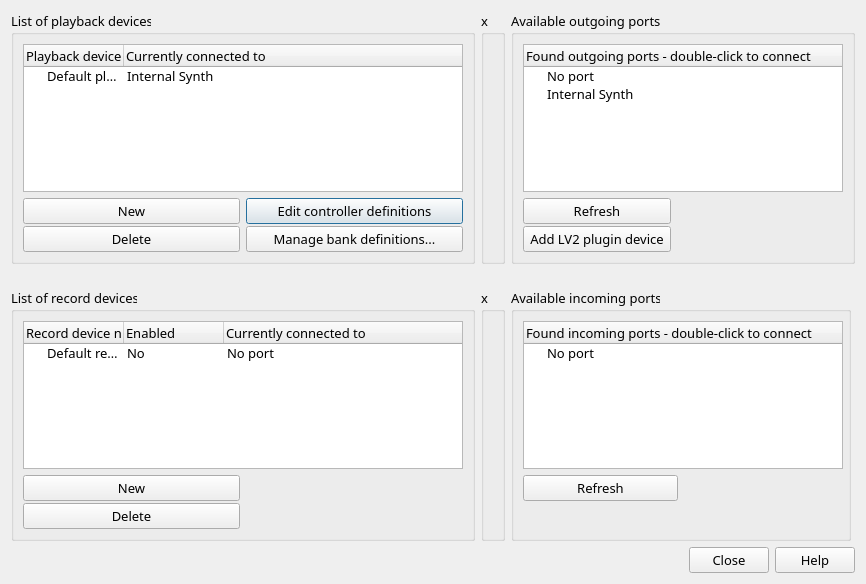
Before: the Qt Designer form src/gui/ui/DevicesManagerNewUi.ui in nengxu/rosegarden, drawn with Qt 5.
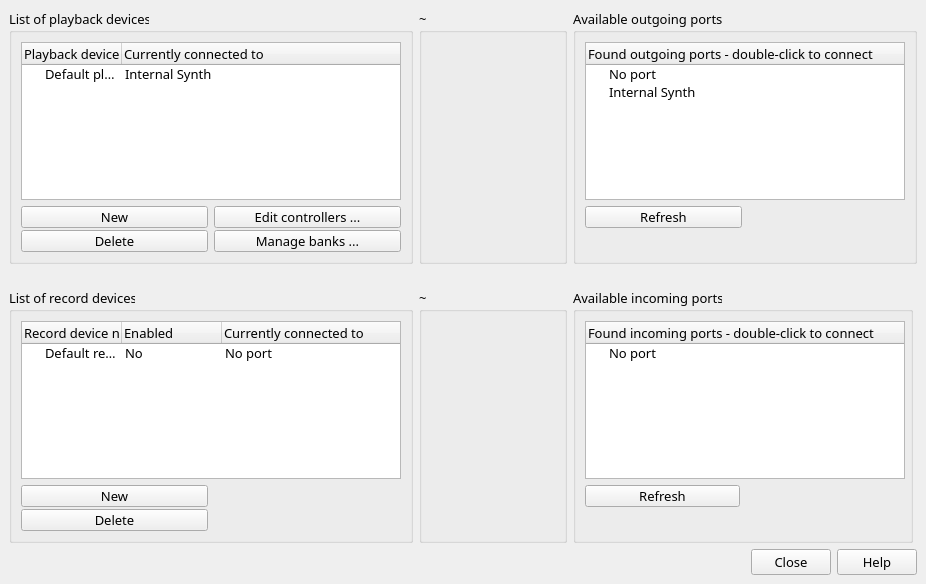
After: the same form once the commit is applied. Icons and pictures are not drawn.

```diff
--- a/src/gui/ui/DevicesManagerNewUi.ui
+++ b/src/gui/ui/DevicesManagerNewUi.ui
@@ -1,12 +1,12 @@
 <ui version="4.0" >
  <author>Emanuel Rumpf</author>
  <class>DevicesManagerNewUi</class>
- <widget class="QDialog" name="DevicesManagerNewUi" >
+ <widget class="QMainWindow" name="DevicesManagerNewUi" >
   <property name="geometry" >
    <rect>
     <x>0</x>
     <y>0</y>
-    <width>866</width>
+    <width>924</width>
     <height>584</height>
    </rect>
   </property>
@@ -24,6 +24,7 @@
    <iconset>
     <normaloff>midi-connect-icon.png</normaloff>midi-connect-icon.png</iconset>
   </property>
+  <widget class="QWidget" name="centralwidget" >
   <layout class="QGridLayout" name="gridLayout_2" >
    <item row="0" column="0" >
     <layout class="QGridLayout" name="gridLayout" >
@@ -98,7 +99,7 @@
         <item row="1" column="1" >
          <widget class="QFrame" name="frame_2" >
           <property name="sizePolicy" >
-           <sizepolicy vsizetype="Minimum" hsizetype="Preferred" >
+            <sizepolicy vsizetype="Minimum" hsizetype="Minimum" >
             <horstretch>0</horstretch>
             <verstretch>0</verstretch>
            </sizepolicy>
@@ -118,6 +119,18 @@
            </property>
            <item>
             <widget class="QPushButton" name="pushButton_editControllerDefinitions" >
+              <property name="minimumSize" >
+               <size>
+                <width>0</width>
+                <height>0</height>
+               </size>
+              </property>
+              <property name="maximumSize" >
+               <size>
+                <width>16777215</width>
+                <height>22</height>
+               </size>
+              </property>
              <property name="toolTip" >
               <string>&lt;!DOCTYPE HTML PUBLIC "-//W3C//DTD HTML 4.0//EN" "http://www.w3.org/TR/REC-html40/strict.dtd">
 &lt;html>&lt;head>&lt;meta name="qrichtext" content="1" />&lt;style type="text/css">
@@ -127,12 +140,24 @@
 &lt;p style="-qt-paragraph-type:empty; margin-top:0px; margin-bottom:0px; margin-left:0px; margin-right:0px; -qt-block-indent:0; text-indent:0px;">&lt;/p>&lt;/body>&lt;/html></string>
              </property>
              <property name="text" >
-              <string>Edit controller definitions</string>
+               <string>Edit controllers ...</string>
              </property>
             </widget>
            </item>
            <item>
             <widget class="QPushButton" name="pushButton_manageBanksOfPlaybackDevice" >
+              <property name="minimumSize" >
+               <size>
+                <width>0</width>
+                <height>0</height>
+               </size>
+              </property>
+              <property name="maximumSize" >
+               <size>
+                <width>16777215</width>
+                <height>22</height>
+               </size>
+              </property>
              <property name="toolTip" >
               <string>&lt;!DOCTYPE HTML PUBLIC "-//W3C//DTD HTML 4.0//EN" "http://www.w3.org/TR/REC-html40/strict.dtd">
 &lt;html>&lt;head>&lt;meta name="qrichtext" content="1" />&lt;style type="text/css">
@@ -142,7 +167,7 @@
 &lt;p style="-qt-paragraph-type:empty; margin-top:0px; margin-bottom:0px; margin-left:0px; margin-right:0px; -qt-block-indent:0; text-indent:0px;">&lt;/p>&lt;/body>&lt;/html></string>
              </property>
              <property name="text" >
-              <string comment="Create, load or export bank (or patch) definitions with program names for the selected device." >Manage bank definitions...</string>
+               <string comment="Create, load or export bank (or patch) definitions with program names for the selected device." >Manage banks ...</string>
              </property>
             </widget>
            </item>
@@ -152,7 +177,7 @@
         <item row="1" column="0" >
          <widget class="QFrame" name="frame" >
           <property name="sizePolicy" >
-           <sizepolicy vsizetype="Minimum" hsizetype="Preferred" >
+            <sizepolicy vsizetype="Minimum" hsizetype="Minimum" >
             <horstretch>0</horstretch>
             <verstretch>0</verstretch>
            </sizepolicy>
@@ -172,6 +197,18 @@
            </property>
            <item>
             <widget class="QPushButton" name="pushButton_newPlaybackDevice" >
+              <property name="minimumSize" >
+               <size>
+                <width>0</width>
+                <height>0</height>
+               </size>
+              </property>
+              <property name="maximumSize" >
+               <size>
+                <width>16777215</width>
+                <height>22</height>
+               </size>
+              </property>
              <property name="text" >
               <string>New</string>
              </property>
@@ -182,6 +219,18 @@
            </item>
            <item>
             <widget class="QPushButton" name="pushButton_deletePlaybackDevice" >
+              <property name="minimumSize" >
+               <size>
+                <width>0</width>
+                <height>0</height>
+               </size>
+              </property>
+              <property name="maximumSize" >
+               <size>
+                <width>16777215</width>
+                <height>22</height>
+               </size>
+              </property>
              <property name="text" >
               <string>Delete</string>
              </property>
@@ -201,6 +250,12 @@
        <layout class="QGridLayout" name="gridLayout_5" >
         <item row="1" column="1" >
          <widget class="QFrame" name="frame_6" >
+           <property name="sizePolicy" >
+            <sizepolicy vsizetype="Minimum" hsizetype="Minimum" >
+             <horstretch>0</horstretch>
+             <verstretch>0</verstretch>
+            </sizepolicy>
+           </property>
           <property name="frameShape" >
            <enum>QFrame::NoFrame</enum>
           </property>
@@ -216,11 +271,17 @@
            </property>
            <item>
             <widget class="QPushButton" name="pushButton_newRecordDevice" >
-             <property name="sizePolicy" >
-              <sizepolicy vsizetype="Minimum" hsizetype="Minimum" >
-               <horstretch>0</horstretch>
-               <verstretch>0</verstretch>
-              </sizepolicy>
+              <property name="minimumSize" >
+               <size>
+                <width>0</width>
+                <height>0</height>
+               </size>
+              </property>
+              <property name="maximumSize" >
+               <size>
+                <width>16777215</width>
+                <height>22</height>
+               </size>
              </property>
              <property name="text" >
               <string>New</string>
@@ -232,6 +293,18 @@
            </item>
            <item>
             <widget class="QPushButton" name="pushButton_deleteRecordDevice" >
+              <property name="minimumSize" >
+               <size>
+                <width>0</width>
+                <height>0</height>
+               </size>
+              </property>
+              <property name="maximumSize" >
+               <size>
+                <width>16777215</width>
+                <height>22</height>
+               </size>
+              </property>
              <property name="text" >
               <string comment="Create, load or export bank (or patch) definitions with program names for the selected device." >Delete</string>
              </property>
@@ -260,6 +333,12 @@
            </property>
            <item>
             <widget class="QPushButton" name="pushButton_2" >
+              <property name="maximumSize" >
+               <size>
+                <width>16777215</width>
+                <height>22</height>
+               </size>
+              </property>
              <property name="text" >
               <string/>
              </property>
@@ -270,6 +349,18 @@
            </item>
            <item>
             <widget class="QPushButton" name="pushButton" >
+              <property name="minimumSize" >
+               <size>
+                <width>0</width>
+                <height>0</height>
+               </size>
+              </property>
+              <property name="maximumSize" >
+               <size>
+                <width>16777215</width>
+                <height>22</height>
+               </size>
+              </property>
              <property name="text" >
               <string/>
              </property>
@@ -284,7 +375,7 @@
         <item row="0" column="1" colspan="2" >
          <widget class="QTreeWidget" name="m_treeWidget_recordDevices" >
           <property name="sizePolicy" >
-           <sizepolicy vsizetype="Preferred" hsizetype="Preferred" >
+            <sizepolicy vsizetype="Expanding" hsizetype="Preferred" >
             <horstretch>0</horstretch>
             <verstretch>0</verstretch>
            </sizepolicy>
@@ -369,7 +460,7 @@
         <item row="0" column="0" colspan="2" >
          <widget class="QTreeWidget" name="m_treeWidget_inputPorts" >
           <property name="sizePolicy" >
-           <sizepolicy vsizetype="Preferred" hsizetype="Preferred" >
+            <sizepolicy vsizetype="Expanding" hsizetype="Preferred" >
             <horstretch>0</horstretch>
             <verstretch>0</verstretch>
            </sizepolicy>
@@ -436,6 +527,18 @@
                <verstretch>0</verstretch>
               </sizepolicy>
              </property>
+              <property name="minimumSize" >
+               <size>
+                <width>0</width>
+                <height>0</height>
+               </size>
+              </property>
+              <property name="maximumSize" >
+               <size>
+                <width>16777215</width>
+                <height>22</height>
+               </size>
+              </property>
              <property name="toolTip" >
               <string>&lt;!DOCTYPE HTML PUBLIC "-//W3C//DTD HTML 4.0//EN" "http://www.w3.org/TR/REC-html40/strict.dtd">
 &lt;html>&lt;head>&lt;meta name="qrichtext" content="1" />&lt;style type="text/css">
@@ -454,6 +557,18 @@
            </item>
            <item>
             <widget class="QPushButton" name="pushButton_11" >
+              <property name="minimumSize" >
+               <size>
+                <width>0</width>
+                <height>0</height>
+               </size>
+              </property>
+              <property name="maximumSize" >
+               <size>
+                <width>16777215</width>
+                <height>22</height>
+               </size>
+              </property>
              <property name="text" >
               <string comment="Create, load or export bank (or patch) definitions with program names for the selected device." />
              </property>
@@ -493,7 +608,7 @@
         <item row="0" column="0" colspan="2" >
          <widget class="QTreeWidget" name="m_treeWidget_outputPorts" >
           <property name="sizePolicy" >
-           <sizepolicy vsizetype="Preferred" hsizetype="Preferred" >
+            <sizepolicy vsizetype="Expanding" hsizetype="Preferred" >
             <horstretch>0</horstretch>
             <verstretch>0</verstretch>
            </sizepolicy>
@@ -554,22 +669,22 @@
            <property name="spacing" >
             <number>2</number>
            </property>
-           <property name="leftMargin" >
-            <number>0</number>
-           </property>
-           <property name="topMargin" >
-            <number>0</number>
-           </property>
-           <property name="bottomMargin" >
+            <property name="margin" >
             <number>0</number>
            </property>
            <item>
             <widget class="QPushButton" name="pushButton_refreshOutputPorts" >
-             <property name="sizePolicy" >
-              <sizepolicy vsizetype="Minimum" hsizetype="Minimum" >
-               <horstretch>0</horstretch>
-               <verstretch>0</verstretch>
-              </sizepolicy>
+              <property name="minimumSize" >
+               <size>
+                <width>0</width>
+                <height>0</height>
+               </size>
+              </property>
+              <property name="maximumSize" >
+               <size>
+                <width>16777215</width>
+                <height>22</height>
+               </size>
              </property>
              <property name="toolTip" >
               <string>&lt;!DOCTYPE HTML PUBLIC "-//W3C//DTD HTML 4.0//EN" "http://www.w3.org/TR/REC-html40/strict.dtd">
@@ -589,6 +704,24 @@
            </item>
            <item>
             <widget class="QPushButton" name="pushButton_addLV2Device" >
+              <property name="sizePolicy" >
+               <sizepolicy vsizetype="Minimum" hsizetype="Minimum" >
+                <horstretch>0</horstretch>
+                <verstretch>0</verstretch>
+               </sizepolicy>
+              </property>
+              <property name="minimumSize" >
+               <size>
+                <width>0</width>
+                <height>0</height>
+               </size>
+              </property>
+              <property name="maximumSize" >
+               <size>
+                <width>16777215</width>
+                <height>22</height>
+               </size>
+              </property>
              <property name="toolTip" >
               <string>&lt;!DOCTYPE HTML PUBLIC "-//W3C//DTD HTML 4.0//EN" "http://www.w3.org/TR/REC-html40/strict.dtd">
 &lt;html>&lt;head>&lt;meta name="qrichtext" content="1" />&lt;style type="text/css">
@@ -599,10 +732,10 @@
 &lt;p style="-qt-paragraph-type:empty; margin-top:0px; margin-bottom:0px; margin-left:0px; margin-right:0px; -qt-block-indent:0; text-indent:0px;">&lt;/p>&lt;/body>&lt;/html></string>
              </property>
              <property name="text" >
-              <string comment="Create, load or export bank (or patch) definitions with program names for the selected device." >Add LV2 plugin device</string>
+               <string comment="Create, load or export bank (or patch) definitions with program names for the selected device." />
              </property>
              <property name="flat" >
-              <bool>false</bool>
+               <bool>true</bool>
              </property>
             </widget>
            </item>
@@ -626,6 +759,18 @@
            </property>
            <item>
             <widget class="QPushButton" name="pushButton_4" >
+              <property name="minimumSize" >
+               <size>
+                <width>0</width>
+                <height>0</height>
+               </size>
+              </property>
+              <property name="maximumSize" >
+               <size>
+                <width>16777215</width>
+                <height>22</height>
+               </size>
+              </property>
              <property name="text" >
               <string/>
              </property>
@@ -644,18 +789,18 @@
       <widget class="QGroupBox" name="groupBox_5" >
        <property name="minimumSize" >
         <size>
-         <width>24</width>
+          <width>148</width>
          <height>0</height>
         </size>
        </property>
        <property name="maximumSize" >
         <size>
-         <width>24</width>
+          <width>16777215</width>
          <height>16777215</height>
         </size>
        </property>
        <property name="title" >
-        <string>x</string>
+         <string>~</string>
        </property>
        <property name="flat" >
         <bool>false</bool>
@@ -663,13 +808,39 @@
        <property name="checkable" >
         <bool>false</bool>
        </property>
+        <layout class="QHBoxLayout" name="horizontalLayout" >
+         <item>
+          <widget class="QWidget" native="1" name="widget" >
+           <property name="sizePolicy" >
+            <sizepolicy vsizetype="Preferred" hsizetype="Preferred" >
+             <horstretch>0</horstretch>
+             <verstretch>0</verstretch>
+            </sizepolicy>
+           </property>
+           <property name="minimumSize" >
+            <size>
+             <width>128</width>
+             <height>128</height>
+            </size>
+           </property>
+           <property name="autoFillBackground" >
+            <bool>false</bool>
+           </property>
+           <property name="styleSheet" >
+            <string notr="true" >background-image: url(:/pixmaps/DevicesManagerNew/image-connect.png);
+background-repeat: no, no;
+</string>
+           </property>
+          </widget>
+         </item>
+        </layout>
       </widget>
      </item>
      <item row="1" column="1" >
       <widget class="QGroupBox" name="groupBox_6" >
        <property name="minimumSize" >
         <size>
-         <width>24</width>
+          <width>148</width>
          <height>0</height>
         </size>
        </property>
@@ -680,7 +851,7 @@
         </size>
        </property>
        <property name="title" >
-        <string>x</string>
+         <string>~ </string>
        </property>
        <property name="flat" >
         <bool>false</bool>
@@ -688,6 +859,32 @@
        <property name="checkable" >
         <bool>false</bool>
        </property>
+        <layout class="QHBoxLayout" name="horizontalLayout_2" >
+         <item>
+          <widget class="QWidget" native="1" name="widget_2" >
+           <property name="sizePolicy" >
+            <sizepolicy vsizetype="Preferred" hsizetype="Preferred" >
+             <horstretch>0</horstretch>
+             <verstretch>0</verstretch>
+            </sizepolicy>
+           </property>
+           <property name="minimumSize" >
+            <size>
+             <width>128</width>
+             <height>128</height>
+            </size>
+           </property>
+           <property name="autoFillBackground" >
+            <bool>false</bool>
+           </property>
+           <property name="styleSheet" >
+            <string notr="true" >background-image: url(:/pixmaps/DevicesManagerNew/image-connect.png);
+background-repeat: no, no;
+</string>
+           </property>
+          </widget>
+         </item>
+        </layout>
       </widget>
      </item>
     </layout>
@@ -704,7 +901,10 @@
    </item>
   </layout>
  </widget>
- <resources/>
+ </widget>
+ <resources>
+  <include location="../../../data/data.qrc" />
+ </resources>
  <connections>
   <connection>
    <sender>buttonBox</sender>
```
Left out of the diff: 16 changed lines with no effect on the pictures. Lines whose indentation alone changed are shown as unchanged.
